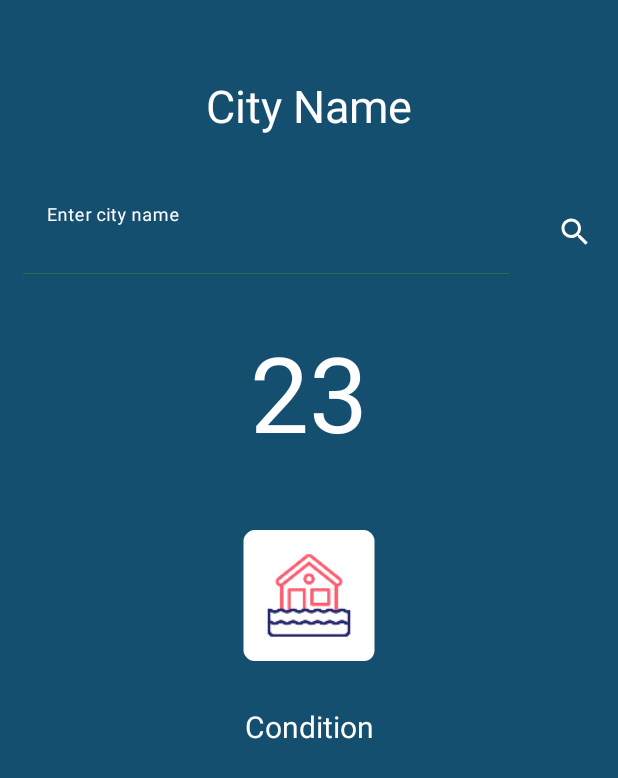
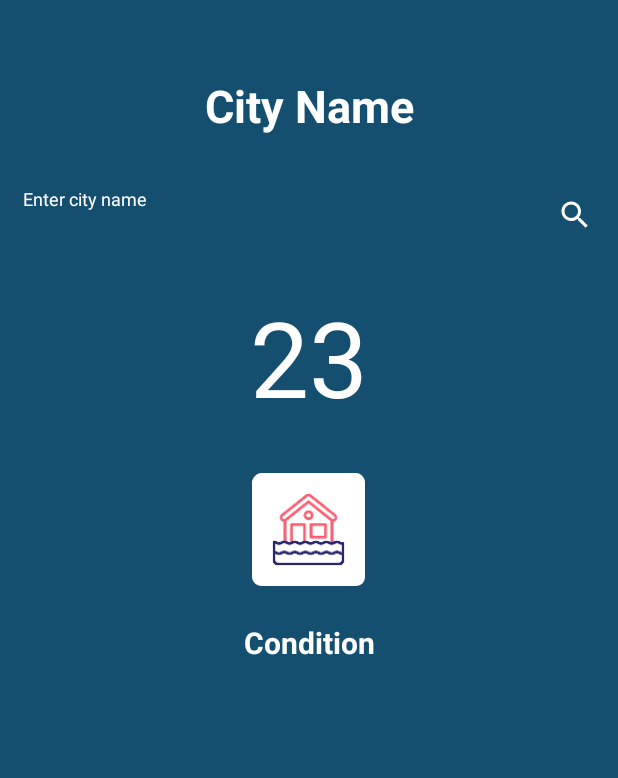
Before and after one commit to Original-Gays/WeatherApp, an Android app: the screen it shows after launch (MainActivity), on a phone screen of 412 x 824 dp. Shown: the top 778 px of the screen. Run offline under Robolectric (Android 15) with nearby library versions, the light colour scheme and no system bars.

Commit message:
status bar fixed + minor design changes

```diff
--- a/app/src/main/java/com/example/weatherapp/MainActivity.java
+++ b/app/src/main/java/com/example/weatherapp/MainActivity.java
@@ -2,6 +2,7 @@
 
 import androidx.appcompat.app.AppCompatActivity;
 
+import android.app.ActionBar;
 import android.os.Bundle;
 import android.view.View;
 import android.view.Window;
@@ -22,8 +23,6 @@
 
     @Override
     protected void onCreate(Bundle savedInstanceState) {
-        requestWindowFeature(Window.FEATURE_NO_TITLE);
-        getSupportActionBar().hide();
 
         super.onCreate(savedInstanceState);
         setContentView(R.layout.new_activity_main);
--- a/app/src/main/res/layout/new_activity_main.xml
+++ b/app/src/main/res/layout/new_activity_main.xml
@@ -1,5 +1,6 @@
 <?xml version="1.0" encoding="utf-8"?>
 <RelativeLayout xmlns:android="http://schemas.android.com/apk/res/android"
+    xmlns:tools="http://schemas.android.com/tools"
     android:layout_width="match_parent"
     android:layout_height="match_parent"
     xmlns:app="http://schemas.android.com/apk/res-auto">
@@ -27,7 +28,8 @@
             android:text="City Name"
             android:textAlignment="center"
             android:textColor="@color/white"
-            android:textSize="30sp" />
+            android:textSize="30sp"
+            android:textStyle="bold"/>
         <LinearLayout
             android:layout_width="match_parent"
             android:layout_height="wrap_content"
@@ -48,15 +50,16 @@
                 app:hintTextColor="@color/white">
 
                 <com.google.android.material.textfield.TextInputEditText
+                    android:id="@+id/idEDTCity"
                     android:layout_width="match_parent"
                     android:layout_height="match_parent"
-                    android:id="@+id/idEDTCity"
+                    android:background="@android:color/transparent"
                     android:importantForAutofill="no"
                     android:inputType="text"
                     android:singleLine="true"
                     android:textColor="@color/white"
                     android:textSize="17sp"
-                    android:background="@android:color/transparent"/>
+                    tools:ignore="TouchTargetSizeCheck" />
 
             </com.google.android.material.textfield.TextInputLayout>
 
@@ -87,12 +90,12 @@
 
         <ImageView
             android:id="@+id/idIVConditionIcon"
-            android:layout_width="100dp"
-            android:layout_height="87dp"
+            android:layout_width="90dp"
+            android:layout_height="75dp"
             android:layout_below="@id/idTVTemperature"
             android:layout_centerHorizontal="true"
             android:layout_marginStart="20dp"
-            android:layout_marginTop="30dp"
+            android:layout_marginTop="15dp"
             android:layout_marginEnd="20dp"
             android:layout_marginBottom="20dp"
             android:src="@mipmap/ic_launcher" />
@@ -101,17 +104,14 @@
             android:layout_width="match_parent"
             android:layout_height="wrap_content"
             android:id="@+id/idTVCondition"
-            android:layout_margin="10dp"
+            android:layout_margin="4dp"
             android:gravity="center"
             android:textAlignment="center"
             android:text="Condition"
             android:textColor="@color/white"
             android:layout_below="@id/idIVConditionIcon"
-            android:textSize="20dp"/>
-
-
-
-
+            android:textSize="20dp"
+            android:textStyle="bold"/>
 
     </RelativeLayout>
 
--- a/app/src/main/res/values-night/themes.xml
+++ b/app/src/main/res/values-night/themes.xml
@@ -1,6 +1,6 @@
 <resources xmlns:tools="http://schemas.android.com/tools">
     <!-- Base application theme. -->
-    <style name="Theme.WeatherApp" parent="Theme.MaterialComponents.DayNight.DarkActionBar">
+    <style name="Theme.WeatherApp" parent="Theme.MaterialComponents.DayNight.NoActionBar">
         <!-- Primary brand color. -->
         <item name="colorPrimary">@color/textEDT</item>
         <item name="colorPrimaryVariant">@color/purple_700</item>
--- a/app/src/main/res/values/themes.xml
+++ b/app/src/main/res/values/themes.xml
@@ -1,6 +1,6 @@
 <resources xmlns:tools="http://schemas.android.com/tools">
     <!-- Base application theme. -->
-    <style name="Theme.WeatherApp" parent="Theme.MaterialComponents.DayNight.NoActionBar">
+    <style name="Theme.WeatherApp" parent="Theme.AppCompat.Light.NoActionBar">
         <!-- Primary brand color. -->
         <item name="colorPrimary">@color/textEDT</item>
         <item name="colorPrimaryVariant">@color/black</item>
@@ -12,6 +12,7 @@
         <!-- Status bar color. -->
         <item name="android:statusBarColor">@color/defaultBG</item>
         <!-- Customize your theme here. -->
+        <item name="windowNoTitle">true</item>
         <item name="android:windowTranslucentStatus">true</item>
         <item name="android:windowTranslucentNavigation">true</item>
     </style>
```
Also changed, not shown: app/src/main/res/drawable/cloudy.png (added).
